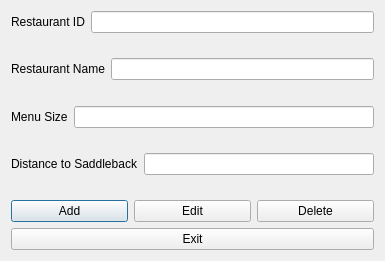
Old version of the form addrestaurant.ui in the repository khaller1/CS1D-PROJECT-1.
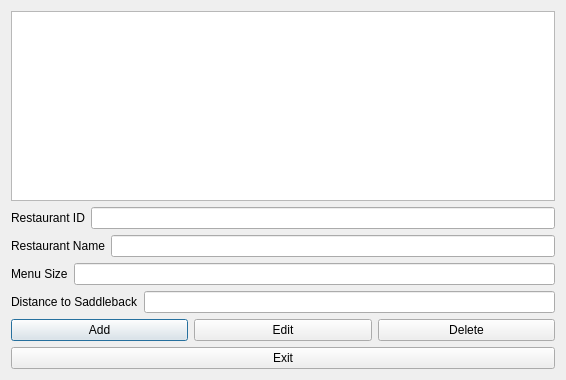
New version of the form.

Patch:
```diff
--- a/addrestaurant.ui
+++ b/addrestaurant.ui
@@ -6,8 +6,8 @@
    <rect>
     <x>0</x>
     <y>0</y>
-    <width>385</width>
-    <height>261</height>
+    <width>566</width>
+    <height>380</height>
    </rect>
   </property>
   <property name="windowTitle">
@@ -16,6 +16,9 @@
   <layout class="QGridLayout" name="gridLayout">
    <item row="0" column="0">
     <layout class="QVBoxLayout" name="verticalLayout_3">
+     <item>
+      <widget class="QTableView" name="tableView"/>
+     </item>
      <item>
       <layout class="QVBoxLayout" name="verticalLayout">
        <item>
```
